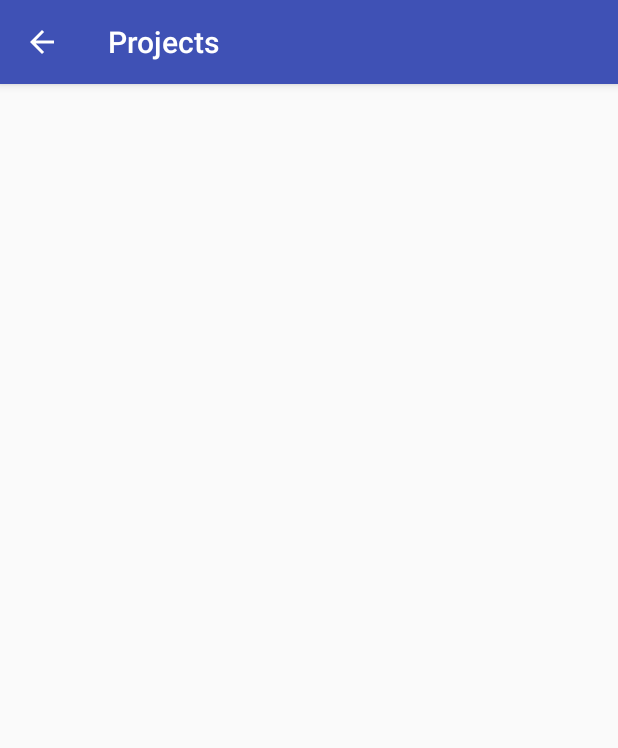
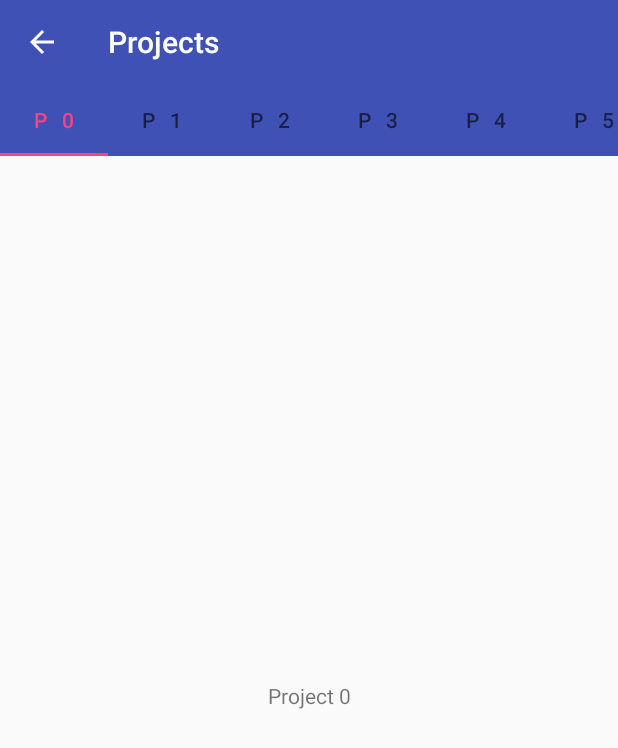
Before and after one commit to ashishgopalhattimare/Resume_Android, an Android app: the ProjectActivity screen opened directly, with no data from a screen before it, on a phone screen of 412 x 824 dp. Shown: the top 748 px of the screen. Run offline under Robolectric (Android 15) with nearby library versions, the light colour scheme and no system bars.

Commit message:
achievemet Tab changes

```diff
--- a/app/src/main/java/com/android/ashish/resume/ProjectActivity.java
+++ b/app/src/main/java/com/android/ashish/resume/ProjectActivity.java
@@ -1,13 +1,20 @@
 package com.android.ashish.resume;
 
+import android.support.design.widget.TabLayout;
+import android.support.v4.view.ViewPager;
 import android.support.v7.app.AppCompatActivity;
 import android.os.Bundle;
 import android.support.v7.widget.Toolbar;
 import android.view.MenuItem;
 
+import com.android.ashish.resume.project.ProjectAdapter;
+
 public class ProjectActivity extends AppCompatActivity {
 
-    Toolbar toolbar;
+    private Toolbar toolbar;
+    private TabLayout tabLayout;
+    private ViewPager projectViewPager;
+    private ProjectAdapter projectAdapter;
 
     @Override
     protected void onCreate(Bundle savedInstanceState) {
@@ -20,6 +27,16 @@ public class ProjectActivity extends AppCompatActivity {
         setSupportActionBar(toolbar);
         getSupportActionBar().setDisplayShowHomeEnabled(true);
         getSupportActionBar().setDisplayHomeAsUpEnabled(true);
+
+        tabLayout = (TabLayout)findViewById(R.id.tab_layout);
+
+        projectViewPager = (ViewPager)findViewById(R.id.project_viewpager);
+
+        projectAdapter = new ProjectAdapter(this, getSupportFragmentManager());
+
+        projectViewPager.setAdapter(projectAdapter);
+
+        tabLayout.setupWithViewPager(projectViewPager);
     }
 
     @Override
--- /dev/null
+++ b/app/src/main/java/com/android/ashish/resume/project/Project.java
@@ -0,0 +1,40 @@
+package com.android.ashish.resume.project;
+
+import android.os.Bundle;
+import android.support.v4.app.Fragment;
+import android.view.Gravity;
+import android.view.LayoutInflater;
+import android.view.View;
+import android.view.ViewGroup;
+import android.widget.TextView;
+
+public class Project extends Fragment
+{
+    private static final String ARG_PAGE = "arg_page";
+
+    public Project() { }
+
+    public static Project newInstance(int projectNumber)
+    {
+        Project project = new Project();
+        Bundle arg = new Bundle();
+
+        arg.putInt(ARG_PAGE, projectNumber);
+        project.setArguments(arg);
+
+        return project;
+    }
+
+    @Override
+    public View onCreateView(LayoutInflater inflater, ViewGroup parent, Bundle savedInstanceState)
+    {
+        // Frame that you are returning
+        Bundle arg = getArguments();
+
+        TextView textView = new TextView(getActivity());
+        textView.setText("Project " + arg.getInt(ARG_PAGE));
+        textView.setGravity(Gravity.CENTER);
+
+        return textView;
+    }
+}
--- /dev/null
+++ b/app/src/main/java/com/android/ashish/resume/project/ProjectAdapter.java
@@ -0,0 +1,38 @@
+package com.android.ashish.resume.project;
+
+import android.content.Context;
+import android.support.v4.app.Fragment;
+import android.support.v4.app.FragmentManager;
+import android.support.v4.app.FragmentStatePagerAdapter;
+
+import com.android.ashish.resume.ProjectActivity;
+
+public class ProjectAdapter extends FragmentStatePagerAdapter
+{
+    private Context context;
+    private final int pageCount = 10;
+
+    public ProjectAdapter(ProjectActivity projectActivity, FragmentManager supportFragmentManager)
+    {
+        super(supportFragmentManager);
+        context = projectActivity;
+    }
+
+    @Override
+    public Fragment getItem(int position)
+    {
+        Project project = Project.newInstance(position);
+        return project;
+    }
+
+    @Override
+    public int getCount() {
+        return pageCount;
+    }
+
+    @Override
+    public CharSequence getPageTitle(int position)
+    {
+        return "P   " + position;
+    }
+}
--- a/app/src/main/res/layout/activity_project.xml
+++ b/app/src/main/res/layout/activity_project.xml
@@ -6,7 +6,8 @@
     android:layout_height="match_parent"
     tools:context=".ProjectActivity">
 
-    <RelativeLayout
+    <LinearLayout
+        android:orientation="vertical"
         android:layout_width="match_parent"
         android:layout_height="match_parent">
 
@@ -14,6 +15,21 @@
             layout="@layout/toolbar"
             android:id="@+id/toolbar" />
 
-    </RelativeLayout>
+        <android.support.design.widget.TabLayout
+            android:id="@+id/tab_layout"
+            android:layout_width="match_parent"
+            android:layout_height="wrap_content"
+            android:background="@color/colorPrimary"
+            app:tabGravity="fill"
+            app:tabTextAppearance="@style/TextAppearance.Design.Tab"
+            app:tabSelectedTextColor="@color/colorAccent"
+            app:tabMode="scrollable" />
+
+        <android.support.v4.view.ViewPager
+            android:id="@+id/project_viewpager"
+            android:layout_width="match_parent"
+            android:layout_height="match_parent" />
+
+    </LinearLayout>
 
 </android.support.constraint.ConstraintLayout>
--- a/app/src/main/res/layout/toolbar.xml
+++ b/app/src/main/res/layout/toolbar.xml
@@ -4,7 +4,6 @@
     android:layout_height="wrap_content"
     xmlns:app="http://schemas.android.com/apk/res-auto"
     android:background="@color/colorPrimary"
-    android:elevation="4dp"
 
     app:popupTheme="@style/ThemeOverlay.AppCompat.Light"
     android:theme="@style/ThemeOverlay.AppCompat.Dark.ActionBar">
```
